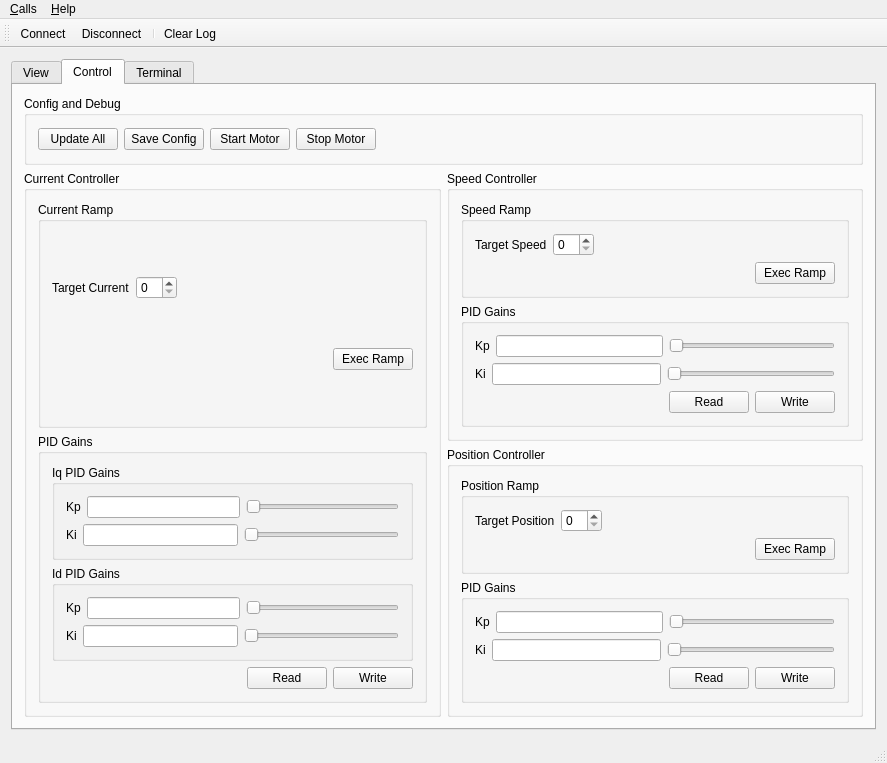
Qt form mainwindow.ui (nephen/RobotController) before a commit.
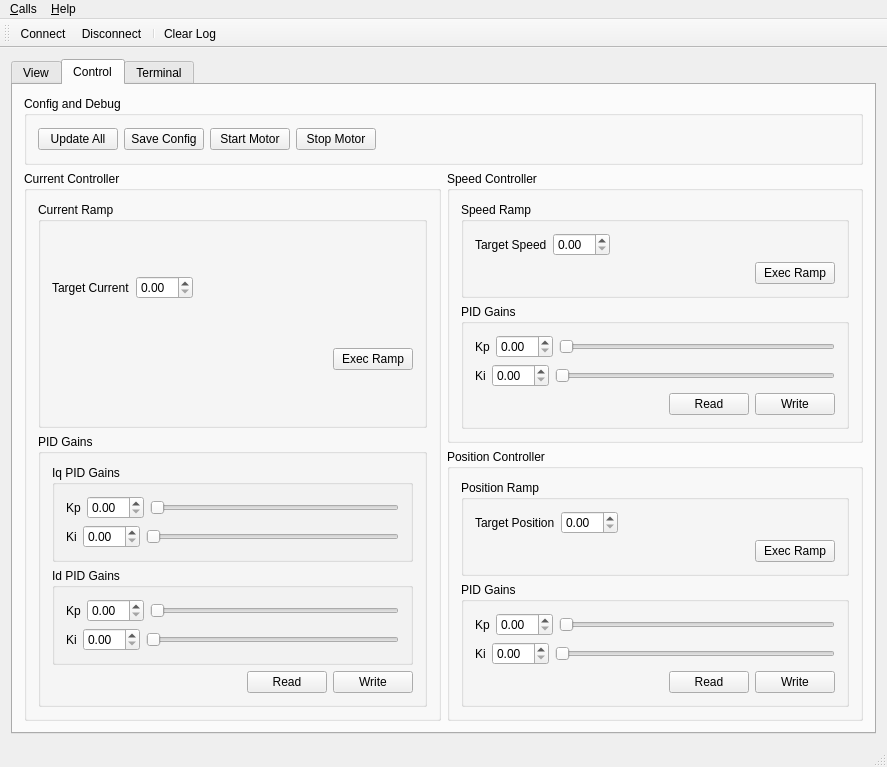
The same form after that commit. Icons and pictures are not drawn. Custom widgets are drawn as their Qt base class.

Commit message: feature:Add double slider and connection method

The edit to the form file:
```diff
--- a/mainwindow.ui
+++ b/mainwindow.ui
@@ -121,7 +121,7 @@
                    </widget>
                   </item>
                   <item>
-                   <widget class="QSpinBox" name="spinBox_3"/>
+                   <widget class="QDoubleSpinBox" name="doubleSpinBox_5"/>
                   </item>
                   <item>
                    <spacer name="horizontalSpacer_2">
@@ -187,10 +187,10 @@
                       </widget>
                      </item>
                      <item>
-                      <widget class="QLineEdit" name="lineEdit"/>
+                      <widget class="QDoubleSpinBox" name="currentIqKpDoubleSpinBox"/>
                      </item>
                      <item>
-                      <widget class="QSlider" name="horizontalSlider">
+                      <widget class="DoubleSlider" name="currentIqKpSlider">
                        <property name="orientation">
                         <enum>Qt::Horizontal</enum>
                        </property>
@@ -208,10 +208,10 @@
                       </widget>
                      </item>
                      <item>
-                      <widget class="QLineEdit" name="lineEdit_2"/>
+                      <widget class="QDoubleSpinBox" name="currentIqKiDoubleSpinBox"/>
                      </item>
                      <item>
-                      <widget class="QSlider" name="horizontalSlider_2">
+                      <widget class="DoubleSlider" name="currentIqKiSlider">
                        <property name="orientation">
                         <enum>Qt::Horizontal</enum>
                        </property>
@@ -238,10 +238,10 @@
                       </widget>
                      </item>
                      <item>
-                      <widget class="QLineEdit" name="lineEdit_3"/>
+                      <widget class="QDoubleSpinBox" name="currentIdKpDoubleSpinBox"/>
                      </item>
                      <item>
-                      <widget class="QSlider" name="horizontalSlider_3">
+                      <widget class="DoubleSlider" name="currentIdKpSlider">
                        <property name="orientation">
                         <enum>Qt::Horizontal</enum>
                        </property>
@@ -259,10 +259,10 @@
                       </widget>
                      </item>
                      <item>
-                      <widget class="QLineEdit" name="lineEdit_4"/>
+                      <widget class="QDoubleSpinBox" name="currentIdKiDoubleSpinBox"/>
                      </item>
                      <item>
-                      <widget class="QSlider" name="horizontalSlider_4">
+                      <widget class="DoubleSlider" name="currentIdKiSlider">
                        <property name="orientation">
                         <enum>Qt::Horizontal</enum>
                        </property>
@@ -332,7 +332,7 @@
                    </widget>
                   </item>
                   <item>
-                   <widget class="QSpinBox" name="spinBox"/>
+                   <widget class="QDoubleSpinBox" name="doubleSpinBox_6"/>
                   </item>
                   <item>
                    <spacer name="horizontalSpacer_4">
@@ -396,7 +396,7 @@
                        </widget>
                       </item>
                       <item>
-                       <widget class="QLineEdit" name="speedKpLineEdit"/>
+                       <widget class="QDoubleSpinBox" name="speedKpDoubleSpinBox"/>
                       </item>
                       <item>
                        <widget class="QSlider" name="speedKpSlider">
@@ -417,7 +417,7 @@
                        </widget>
                       </item>
                       <item>
-                       <widget class="QLineEdit" name="speedKiLineEdit"/>
+                       <widget class="QDoubleSpinBox" name="speedKiDoubleSpinBox"/>
                       </item>
                       <item>
                        <widget class="QSlider" name="speedKiSlider">
@@ -491,7 +491,7 @@
                    </widget>
                   </item>
                   <item>
-                   <widget class="QSpinBox" name="spinBox_2"/>
+                   <widget class="QDoubleSpinBox" name="doubleSpinBox_7"/>
                   </item>
                   <item>
                    <spacer name="horizontalSpacer_7">
@@ -551,10 +551,10 @@
                    </widget>
                   </item>
                   <item>
-                   <widget class="QLineEdit" name="lineEdit_5"/>
+                   <widget class="QDoubleSpinBox" name="positionKpDoubleSpinBox"/>
                   </item>
                   <item>
-                   <widget class="QSlider" name="horizontalSlider_7">
+                   <widget class="DoubleSlider" name="positionKpSlider">
                     <property name="orientation">
                      <enum>Qt::Horizontal</enum>
                     </property>
@@ -572,10 +572,10 @@
                    </widget>
                   </item>
                   <item>
-                   <widget class="QLineEdit" name="lineEdit_8"/>
+                   <widget class="QDoubleSpinBox" name="positionKiDoubleSpinBox"/>
                   </item>
                   <item>
-                   <widget class="QSlider" name="horizontalSlider_8">
+                   <widget class="DoubleSlider" name="positionKiSlider">
                     <property name="orientation">
                      <enum>Qt::Horizontal</enum>
                     </property>
@@ -816,6 +816,11 @@
    <header>themewidget.h</header>
    <container>1</container>
   </customwidget>
+  <customwidget>
+   <class>DoubleSlider</class>
+   <extends>QSlider</extends>
+   <header>doubleslider.h</header>
+  </customwidget>
  </customwidgets>
  <resources>
   <include location="robot.qrc"/>
```
Left out of the diff: 4 changed lines with no effect on the pictures. The commit also changes 3 other files.
